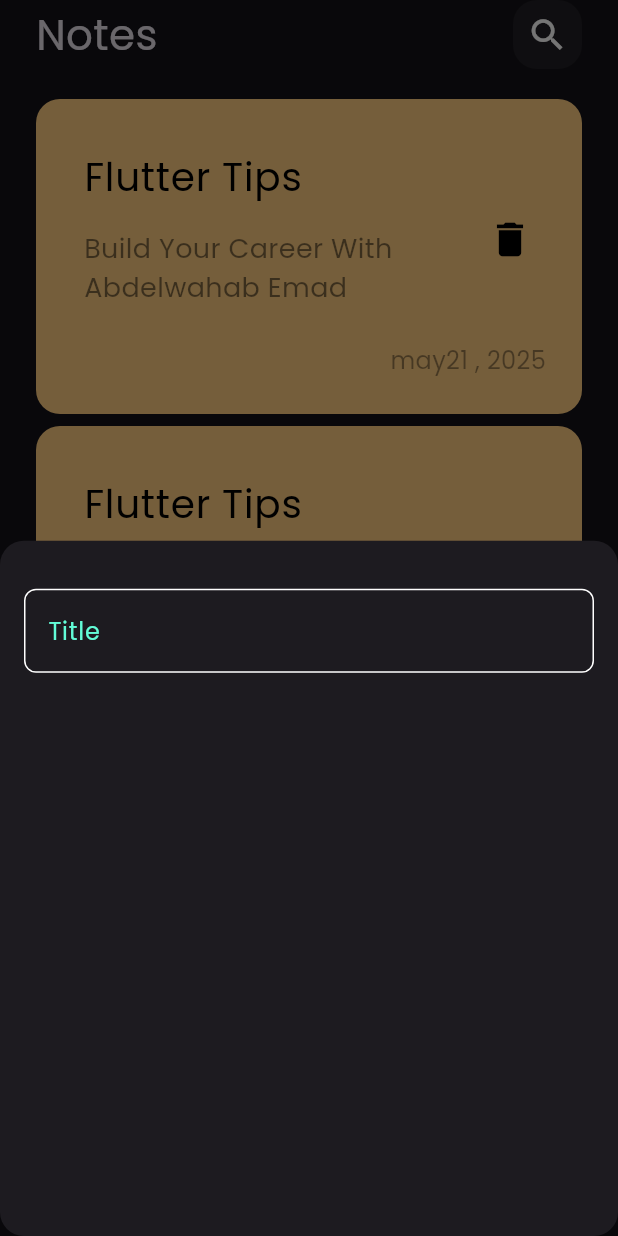
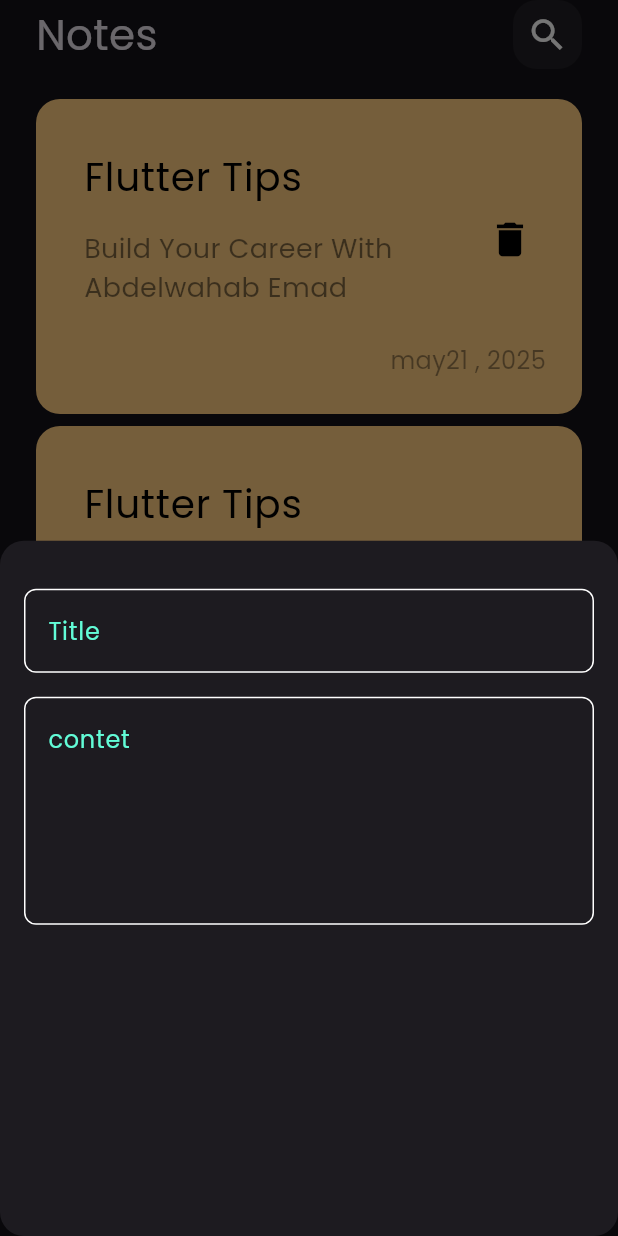
Before and after one commit to abdelwahabtest/notes_app, a Flutter app: the screen it shows after launch, after a tap on the "add" icon, on a phone screen of 412 x 824 dp. Run offline on Flutter 3.47's test engine with Material 3 defaults, Android fonts, the phone set to English and light mode, and no system bars.

Commit message:
add fields to notes bottom sheet

```diff
--- a/lib/widgets/add_note_bottom_sheet.dart
+++ b/lib/widgets/add_note_bottom_sheet.dart
@@ -11,7 +11,9 @@ class AddNotesBottomSheet extends StatelessWidget {
       child: Column(
         children: [
           SizedBox(height: 32,),
-          CustomTextField(),
+          CustomTextField(hint: 'Title',),
+          SizedBox(height: 16,),
+          CustomTextField(hint: 'contet', maxLins: 5,),
         ],
       ),
     );
--- a/lib/widgets/custom_text_field.dart
+++ b/lib/widgets/custom_text_field.dart
@@ -2,14 +2,16 @@ import 'package:flutter/material.dart';
 import 'package:notes_app/constants.dart';
 
 class CustomTextField extends StatelessWidget {
-  const CustomTextField({super.key});
-
+  const CustomTextField({super.key, required this.hint, this.maxLins = 1});
+  final String hint;
+  final int maxLins;
   @override
   Widget build(BuildContext context) {
     return TextField(
       cursorColor: kPrimaryColor,
+      maxLines: maxLins,
       decoration: InputDecoration(
-        hintText: 'Title',
+        hintText: hint,
         hintStyle: const TextStyle(color: kPrimaryColor),
         border: buildBorder(),
         enabledBorder: buildBorder(),
```
